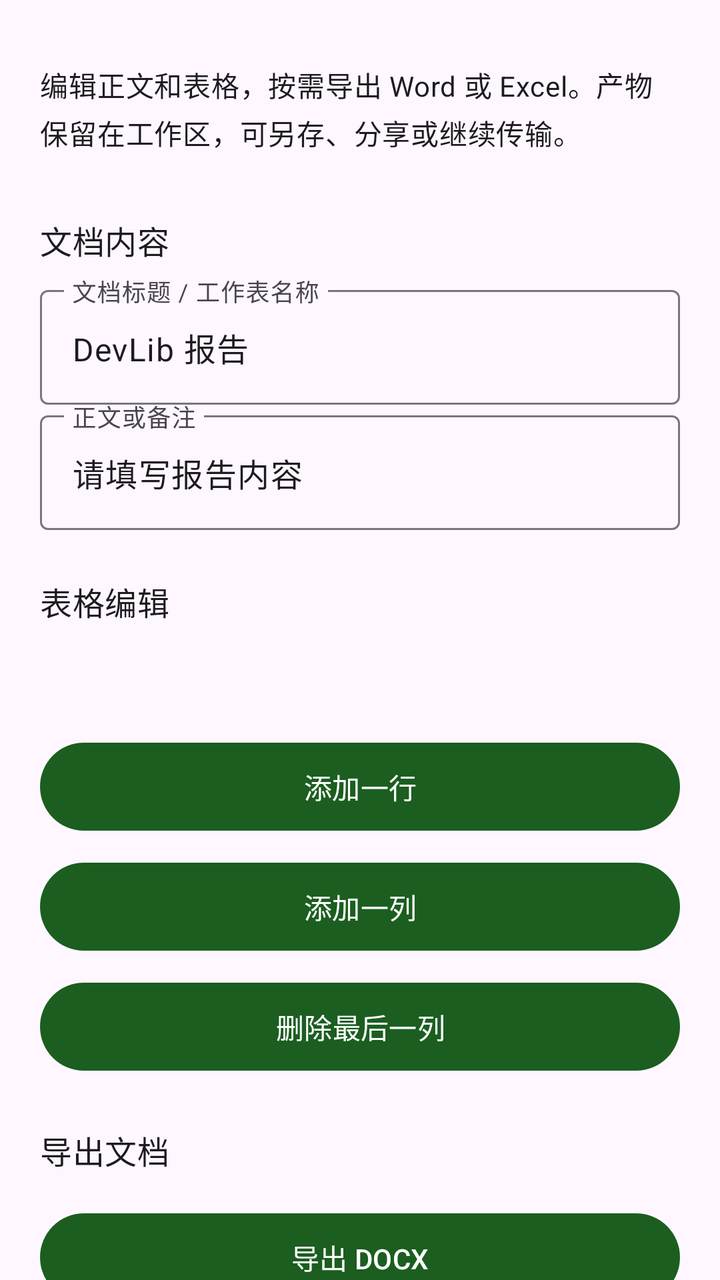
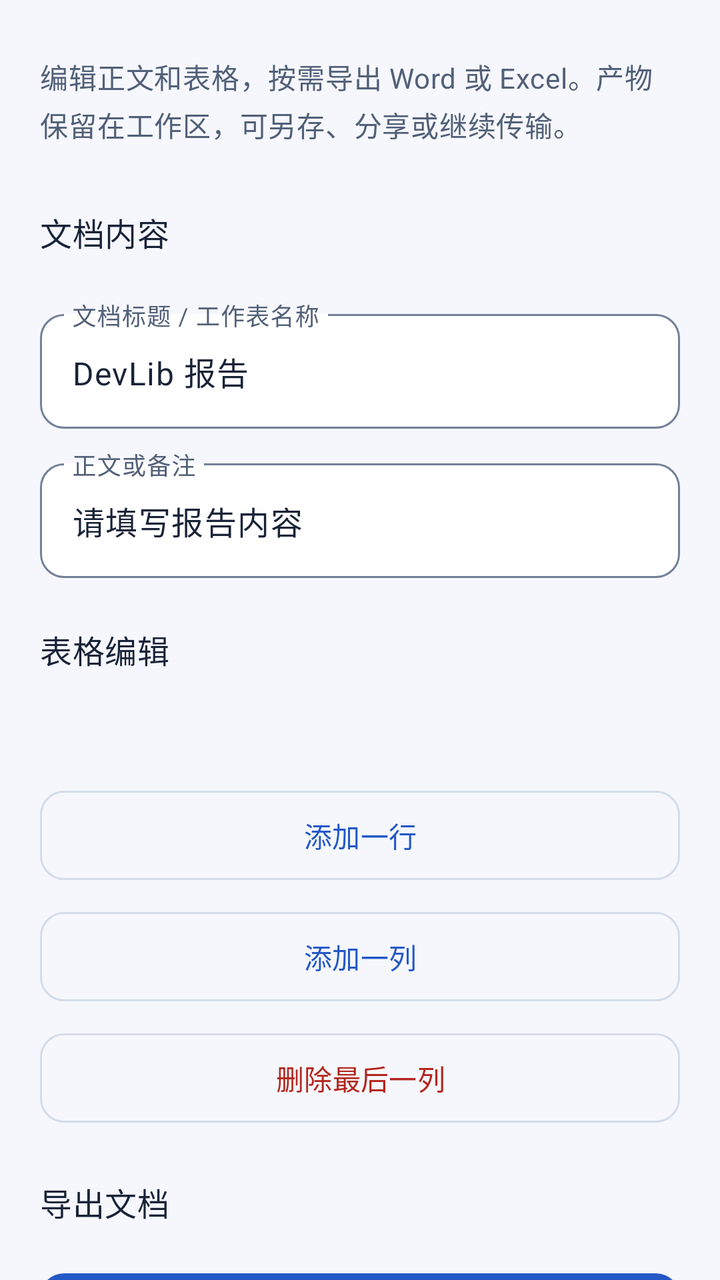

An Android layout rendered at two revisions. The XML below is the earlier revision; the diff shows what the commit changed to produce the second picture.
<!-- AndroidManifest.xml: another module's application theme Theme.DevLib -->
<!-- res/layout/demo_office.xml -->
<?xml version='1.0' encoding='utf-8'?>
<ScrollView xmlns:android="http://schemas.android.com/apk/res/android" android:layout_width="match_parent" android:layout_height="match_parent" android:fillViewport="true" android:scrollbars="none" android:clipToPadding="false">
    <LinearLayout style="@style/Demo.Page">
        <TextView style="@style/Demo.Label" android:text="@string/demo_office_intro" />
        <TextView style="@style/Demo.Heading" android:text="@string/demo_office_input" />
        <com.google.android.material.textfield.TextInputLayout android:layout_width="match_parent" android:layout_height="wrap_content" android:hint="@string/office_title_hint">
            <com.google.android.material.textfield.TextInputEditText android:id="@+id/title" style="@style/Demo.Input" android:inputType="text" android:text="@string/demo_office_title_value" android:saveEnabled="true" />
        </com.google.android.material.textfield.TextInputLayout>
        <com.google.android.material.textfield.TextInputLayout android:layout_width="match_parent" android:layout_height="wrap_content" android:hint="@string/demo_office_body">
            <com.google.android.material.textfield.TextInputEditText android:id="@+id/body" style="@style/Demo.Input" android:inputType="textMultiLine" android:text="@string/demo_office_body_value" android:saveEnabled="true" />
        </com.google.android.material.textfield.TextInputLayout>
        <TextView style="@style/Demo.Heading" android:text="@string/office_table" />
        <TextView android:id="@+id/tableStatus" style="@style/Demo.Label" />
        <HorizontalScrollView android:layout_width="match_parent" android:layout_height="wrap_content" android:scrollbars="none"><androidx.recyclerview.widget.RecyclerView android:id="@+id/table" android:layout_width="wrap_content" android:layout_height="wrap_content" android:scrollbars="none" android:nestedScrollingEnabled="false" /></HorizontalScrollView>
        <com.google.android.material.button.MaterialButton android:id="@+id/addRow" style="@style/Demo.Button" android:text="@string/office_add_row" />
        <com.google.android.material.button.MaterialButton android:id="@+id/addColumn" style="@style/Demo.Button" android:text="@string/office_add_column" />
        <com.google.android.material.button.MaterialButton android:id="@+id/removeColumn" style="@style/Demo.Button" android:text="@string/office_remove_column" />
        <TextView style="@style/Demo.Heading" android:text="@string/demo_office_execute" />
        <com.google.android.material.button.MaterialButton android:id="@+id/word" style="@style/Demo.Button" android:text="@string/demo_office_word" />
        <com.google.android.material.button.MaterialButton android:id="@+id/excel" style="@style/Demo.Button" android:text="@string/demo_office_excel" />
        <include android:id="@+id/result" layout="@layout/demo_output" />
    </LinearLayout>
</ScrollView>
<!-- res/layout/demo_output.xml (included above) -->
<?xml version='1.0' encoding='utf-8'?>
<LinearLayout xmlns:android="http://schemas.android.com/apk/res/android" style="@style/Demo.Page" android:padding="0dp">
    <TextView style="@style/Demo.Heading" android:text="@string/demo_output" />
    <TextView android:id="@+id/inputs" style="@style/Demo.Label" android:textIsSelectable="true" />
    <ImageView android:id="@+id/inputPreview" android:layout_width="match_parent" android:layout_height="200dp" android:scaleType="fitCenter" android:contentDescription="@string/workspace_original" android:visibility="gone" />
    <ProgressBar android:id="@+id/progress" style="?android:attr/progressBarStyleHorizontal" android:layout_width="match_parent" android:layout_height="wrap_content" android:visibility="gone" />
    <TextView android:id="@+id/message" style="@style/Demo.Label" android:textIsSelectable="true" />
    <ImageView android:id="@+id/preview" android:layout_width="match_parent" android:layout_height="wrap_content" android:adjustViewBounds="true" android:maxHeight="360dp" android:contentDescription="@string/demo_preview" android:visibility="gone" />
    <com.google.android.material.button.MaterialButton android:id="@+id/cancel" style="@style/Demo.Button" android:text="@string/demo_cancel" android:visibility="gone" />
    <LinearLayout android:layout_width="match_parent" android:layout_height="wrap_content" android:orientation="horizontal">
        <com.google.android.material.button.MaterialButton android:id="@+id/open" style="@style/Demo.Button" android:layout_width="0dp" android:layout_weight="1" android:text="@string/demo_open" />
        <com.google.android.material.button.MaterialButton android:id="@+id/share" style="@style/Demo.Button" android:layout_width="0dp" android:layout_weight="1" android:text="@string/demo_share" />
    </LinearLayout>
    <com.google.android.material.button.MaterialButton android:id="@+id/save" style="@style/Demo.Button" android:text="@string/workspace_save" />
    <com.google.android.material.button.MaterialButton android:id="@+id/continueWith" style="@style/Demo.Button" android:text="@string/workspace_continue" />
</LinearLayout>
<!-- resources referenced by this layout -->
<resources>
  <style name="Demo.Button" parent="">
          <item name="android:layout_width">match_parent</item>
          <item name="android:layout_height">wrap_content</item>
          <item name="android:minHeight">52dp</item>
          <item name="android:layout_marginTop">8dp</item>
      </style>
  <style name="Demo.Heading" parent="Demo.Label">
          <item name="android:textAppearance">?attr/textAppearanceTitleMedium</item>
          <item name="android:layout_marginTop">24dp</item>
      </style>
  <style name="Demo.Input" parent="">
          <item name="android:layout_width">match_parent</item>
          <item name="android:layout_height">wrap_content</item>
          <item name="android:minHeight">56dp</item>
          <item name="android:layout_marginTop">8dp</item>
          <item name="android:importantForAutofill">no</item>
      </style>
  <style name="Demo.Label" parent="">
          <item name="android:layout_width">match_parent</item>
          <item name="android:layout_height">wrap_content</item>
          <item name="android:textAppearance">?attr/textAppearanceBodyMedium</item>
          <item name="android:layout_marginTop">12dp</item>
          <item name="android:layout_marginBottom">8dp</item>
      </style>
  <style name="Demo.Page" parent="">
          <item name="android:orientation">vertical</item>
          <item name="android:padding">20dp</item>
          <item name="android:layout_width">match_parent</item>
          <item name="android:layout_height">wrap_content</item>
      </style>
  <style name="Theme.DevLib" parent="Theme.Material3.DayNight.NoActionBar">
          <item name="colorPrimary">@color/primary</item>
          <item name="colorOnPrimary">@color/on_primary</item>
          <item name="android:statusBarColor">@android:color/transparent</item>
          <item name="android:navigationBarColor">@android:color/transparent</item>
          <item name="android:windowLightStatusBar">true</item>
          <item name="android:windowLightNavigationBar">true</item>
          <item name="android:enforceNavigationBarContrast">false</item>
      </style>
  <color name="primary">#1B5E20</color>
  <color name="on_primary">#FFFFFF</color>
  <!-- unchanged entries left out for length: 21 -->
</resources>

<!-- the commit's change to res/layout/demo_office.xml (unified diff, before → after) -->
@@ -3,10 +3,10 @@
     <LinearLayout style="@style/Demo.Page">
         <TextView style="@style/Demo.Label" android:text="@string/demo_office_intro" />
         <TextView style="@style/Demo.Heading" android:text="@string/demo_office_input" />
-        <com.google.android.material.textfield.TextInputLayout android:layout_width="match_parent" android:layout_height="wrap_content" android:hint="@string/office_title_hint">
+        <com.google.android.material.textfield.TextInputLayout style="@style/Demo.TextInputLayout" android:layout_width="match_parent" android:layout_height="wrap_content" android:hint="@string/office_title_hint">
             <com.google.android.material.textfield.TextInputEditText android:id="@+id/title" style="@style/Demo.Input" android:inputType="text" android:text="@string/demo_office_title_value" android:saveEnabled="true" />
         </com.google.android.material.textfield.TextInputLayout>
-        <com.google.android.material.textfield.TextInputLayout android:layout_width="match_parent" android:layout_height="wrap_content" android:hint="@string/demo_office_body">
+        <com.google.android.material.textfield.TextInputLayout style="@style/Demo.TextInputLayout" android:layout_width="match_parent" android:layout_height="wrap_content" android:hint="@string/demo_office_body">
             <com.google.android.material.textfield.TextInputEditText android:id="@+id/body" style="@style/Demo.Input" android:inputType="textMultiLine" android:text="@string/demo_office_body_value" android:saveEnabled="true" />
         </com.google.android.material.textfield.TextInputLayout>
         <TextView style="@style/Demo.Heading" android:text="@string/office_table" />
@@ -14,26 +14,26 @@
         <HorizontalScrollView android:layout_width="match_parent" android:layout_height="wrap_content" android:scrollbars="none"><androidx.recyclerview.widget.RecyclerView android:id="@+id/table" android:layout_width="wrap_content" android:layout_height="wrap_content" android:scrollbars="none" android:nestedScrollingEnabled="false" /></HorizontalScrollView>
         <com.google.android.material.button.MaterialButton android:id="@+id/addRow" style="@style/Demo.Button" android:text="@string/office_add_row" />
         <com.google.android.material.button.MaterialButton android:id="@+id/addColumn" style="@style/Demo.Button" android:text="@string/office_add_column" />
-        <com.google.android.material.button.MaterialButton android:id="@+id/removeColumn" style="@style/Demo.Button" android:text="@string/office_remove_column" />
+        <com.google.android.material.button.MaterialButton android:id="@+id/removeColumn" style="@style/Demo.Button.Danger" android:text="@string/office_remove_column" />
         <TextView style="@style/Demo.Heading" android:text="@string/demo_office_execute" />
-        <com.google.android.material.button.MaterialButton android:id="@+id/word" style="@style/Demo.Button" android:text="@string/demo_office_word" />
-        <com.google.android.material.button.MaterialButton android:id="@+id/excel" style="@style/Demo.Button" android:text="@string/demo_office_excel" />
+        <com.google.android.material.button.MaterialButton android:id="@+id/word" style="@style/Demo.Button.Primary" android:text="@string/demo_office_word" />
+        <com.google.android.material.button.MaterialButton android:id="@+id/excel" style="@style/Demo.Button.Primary" android:text="@string/demo_office_excel" />
         <include android:id="@+id/result" layout="@layout/demo_output" />
     </LinearLayout>
 </ScrollView>
 <!-- res/layout/demo_output.xml (included above) -->
 <?xml version='1.0' encoding='utf-8'?>
-<LinearLayout xmlns:android="http://schemas.android.com/apk/res/android" style="@style/Demo.Page" android:padding="0dp">
-    <TextView style="@style/Demo.Heading" android:text="@string/demo_output" />
+<LinearLayout xmlns:android="http://schemas.android.com/apk/res/android" style="@style/Demo.Page" android:padding="16dp" android:layout_marginTop="24dp" android:background="@drawable/demo_result_surface">
+    <TextView style="@style/Demo.Heading" android:layout_marginTop="0dp" android:text="@string/demo_output" />
     <TextView android:id="@+id/inputs" style="@style/Demo.Label" android:textIsSelectable="true" />
     <ImageView android:id="@+id/inputPreview" android:layout_width="match_parent" android:layout_height="200dp" android:scaleType="fitCenter" android:contentDescription="@string/workspace_original" android:visibility="gone" />
     <ProgressBar android:id="@+id/progress" style="?android:attr/progressBarStyleHorizontal" android:layout_width="match_parent" android:layout_height="wrap_content" android:visibility="gone" />
-    <TextView android:id="@+id/message" style="@style/Demo.Label" android:textIsSelectable="true" />
+    <TextView android:id="@+id/message" style="@style/Demo.Label" android:accessibilityLiveRegion="polite" android:textIsSelectable="true" />
     <ImageView android:id="@+id/preview" android:layout_width="match_parent" android:layout_height="wrap_content" android:adjustViewBounds="true" android:maxHeight="360dp" android:contentDescription="@string/demo_preview" android:visibility="gone" />
-    <com.google.android.material.button.MaterialButton android:id="@+id/cancel" style="@style/Demo.Button" android:text="@string/demo_cancel" android:visibility="gone" />
+    <com.google.android.material.button.MaterialButton android:id="@+id/cancel" style="@style/Demo.Button.Danger" android:text="@string/demo_cancel" android:visibility="gone" />
     <LinearLayout android:layout_width="match_parent" android:layout_height="wrap_content" android:orientation="horizontal">
-        <com.google.android.material.button.MaterialButton android:id="@+id/open" style="@style/Demo.Button" android:layout_width="0dp" android:layout_weight="1" android:text="@string/demo_open" />
-        <com.google.android.material.button.MaterialButton android:id="@+id/share" style="@style/Demo.Button" android:layout_width="0dp" android:layout_weight="1" android:text="@string/demo_share" />
+        <com.google.android.material.button.MaterialButton android:id="@+id/open" style="@style/Demo.Button.Primary" android:layout_marginEnd="4dp" android:layout_width="0dp" android:layout_weight="1" android:text="@string/demo_open" />
+        <com.google.android.material.button.MaterialButton android:id="@+id/share" style="@style/Demo.Button" android:layout_marginStart="4dp" android:layout_width="0dp" android:layout_weight="1" android:text="@string/demo_share" />
     </LinearLayout>
     <com.google.android.material.button.MaterialButton android:id="@+id/save" style="@style/Demo.Button" android:text="@string/workspace_save" />
     <com.google.android.material.button.MaterialButton android:id="@+id/continueWith" style="@style/Demo.Button" android:text="@string/workspace_continue" />
<!-- resource entries referenced after the edit -->
@@ -1,46 +1,130 @@
 <!-- resources referenced by this layout -->
 <resources>
-  <style name="Demo.Button" parent="">
+  <!-- drawable demo_result_surface (drawable) -->
+  <shape xmlns:android="http://schemas.android.com/apk/res/android" android:shape="rectangle">
+      <solid android:color="@color/dev_surface_card" />
+      <corners android:radius="16dp" />
+      <stroke android:width="1dp" android:color="@color/dev_outline_variant" />
+  </shape>
+  <style name="Demo.Button" parent="Widget.Material3.Button.OutlinedButton">
           <item name="android:layout_width">match_parent</item>
           <item name="android:layout_height">wrap_content</item>
-          <item name="android:minHeight">52dp</item>
+          <item name="android:minHeight">48dp</item>
+          <item name="android:minWidth">0dp</item>
           <item name="android:layout_marginTop">8dp</item>
+          <item name="android:textAllCaps">false</item>
+          <item name="cornerRadius">12dp</item>
+          <item name="strokeColor">@color/dev_outline_variant</item>
+          <item name="android:paddingTop">12dp</item>
+          <item name="android:paddingBottom">12dp</item>
+      </style>
+  <style name="Demo.Button.Danger" parent="Demo.Button">
+          <item name="android:textColor">@color/dev_error</item>
+      </style>
+  <style name="Demo.Button.Primary" parent="Widget.Material3.Button">
+          <item name="android:layout_width">match_parent</item>
+          <item name="android:layout_height">wrap_content</item>
+          <item name="android:minHeight">48dp</item>
+          <item name="android:minWidth">0dp</item>
+          <item name="android:layout_marginTop">8dp</item>
+          <item name="android:textAllCaps">false</item>
+          <item name="cornerRadius">12dp</item>
+          <item name="android:paddingTop">12dp</item>
+          <item name="android:paddingBottom">12dp</item>
       </style>
   <style name="Demo.Heading" parent="Demo.Label">
           <item name="android:textAppearance">?attr/textAppearanceTitleMedium</item>
+          <item name="android:textColor">@color/feature_res_on_surface</item>
           <item name="android:layout_marginTop">24dp</item>
+          <item name="android:layout_marginBottom">12dp</item>
+          <item name="android:accessibilityHeading">true</item>
       </style>
   <style name="Demo.Input" parent="">
           <item name="android:layout_width">match_parent</item>
           <item name="android:layout_height">wrap_content</item>
           <item name="android:minHeight">56dp</item>
-          <item name="android:layout_marginTop">8dp</item>
           <item name="android:importantForAutofill">no</item>
       </style>
   <style name="Demo.Label" parent="">
           <item name="android:layout_width">match_parent</item>
           <item name="android:layout_height">wrap_content</item>
           <item name="android:textAppearance">?attr/textAppearanceBodyMedium</item>
-          <item name="android:layout_marginTop">12dp</item>
+          <item name="android:textColor">@color/dev_on_surface_variant</item>
+          <item name="android:lineSpacingExtra">3dp</item>
+          <item name="android:layout_marginTop">8dp</item>
           <item name="android:layout_marginBottom">8dp</item>
       </style>
   <style name="Demo.Page" parent="">
           <item name="android:orientation">vertical</item>
           <item name="android:padding">20dp</item>
+          <item name="android:paddingBottom">32dp</item>
           <item name="android:layout_width">match_parent</item>
           <item name="android:layout_height">wrap_content</item>
       </style>
+  <style name="Demo.TextInputLayout" parent="Widget.Material3.TextInputLayout.OutlinedBox">
+          <item name="android:layout_marginTop">12dp</item>
+          <item name="boxCornerRadiusTopStart">12dp</item>
+          <item name="boxCornerRadiusTopEnd">12dp</item>
+          <item name="boxCornerRadiusBottomStart">12dp</item>
+          <item name="boxCornerRadiusBottomEnd">12dp</item>
+          <item name="boxBackgroundColor">@color/dev_surface_card</item>
+      </style>
   <style name="Theme.DevLib" parent="Theme.Material3.DayNight.NoActionBar">
-          <item name="colorPrimary">@color/primary</item>
-          <item name="colorOnPrimary">@color/on_primary</item>
+          <item name="colorPrimary">@color/dev_primary</item>
+          <item name="colorOnPrimary">@color/dev_on_primary</item>
+          <item name="colorPrimaryContainer">@color/dev_primary_container</item>
+          <item name="colorOnPrimaryContainer">@color/dev_on_primary_container</item>
+          <item name="colorSecondary">@color/dev_secondary</item>
+          <item name="colorOnSecondary">@color/dev_on_secondary</item>
+          <item name="colorSecondaryContainer">@color/dev_secondary_container</item>
+          <item name="colorOnSecondaryContainer">@color/dev_on_secondary_container</item>
+          <item name="colorTertiary">@color/dev_secondary</item>
+          <item name="colorOnTertiary">@color/dev_on_secondary</item>
+          <item name="colorTertiaryContainer">@color/dev_secondary_container</item>
+          <item name="colorOnTertiaryContainer">@color/dev_on_secondary_container</item>
+          <item name="android:colorBackground">@color/feature_res_surface</item>
+          <item name="android:windowBackground">@color/feature_res_surface</item>
+          <item name="colorOnBackground">@color/feature_res_on_surface</item>
+          <item name="colorSurface">@color/dev_surface_card</item>
+          <item name="colorOnSurface">@color/feature_res_on_surface</item>
+          <item name="colorSurfaceVariant">@color/dev_surface_variant</item>
+          <item name="colorOnSurfaceVariant">@color/dev_on_surface_variant</item>
+          <item name="colorSurfaceContainer">@color/dev_surface_card</item>
+          <item name="colorSurfaceContainerLow">@color/dev_surface_card</item>
+          <item name="colorSurfaceContainerHigh">@color/dev_surface_variant</item>
+          <item name="colorOutline">@color/dev_outline</item>
+          <item name="colorOutlineVariant">@color/dev_outline_variant</item>
+          <item name="colorError">@color/dev_error</item>
+          <item name="colorOnError">@color/dev_on_error</item>
+          <item name="colorErrorContainer">@color/dev_error_container</item>
+          <item name="colorOnErrorContainer">@color/dev_on_error_container</item>
+          <item name="textInputStyle">@style/Demo.TextInputLayout</item>
+          <item name="materialButtonStyle">@style/Demo.Button.Primary</item>
+          
+          <item name="android:windowLightStatusBar">@bool/dev_light_system_bars</item>
+          <item name="android:windowLightNavigationBar">@bool/dev_light_system_bars</item>
           <item name="android:statusBarColor">@android:color/transparent</item>
           <item name="android:navigationBarColor">@android:color/transparent</item>
-          <item name="android:windowLightStatusBar">true</item>
-          <item name="android:windowLightNavigationBar">true</item>
-          <item name="android:enforceNavigationBarContrast">false</item>
       </style>
-  <color name="primary">#1B5E20</color>
-  <color name="on_primary">#FFFFFF</color>
+  <color name="dev_surface_card">#FFFFFF</color>
+  <color name="dev_outline_variant">#D4DCE9</color>
+  <color name="dev_error">#B3261E</color>
+  <color name="feature_res_on_surface">#192338</color>
+  <color name="dev_on_surface_variant">#526078</color>
+  <color name="dev_primary">#2458C6</color>
+  <color name="dev_on_primary">#FFFFFF</color>
+  <color name="dev_primary_container">#DFE8FF</color>
+  <color name="dev_on_primary_container">#163567</color>
+  <color name="dev_secondary">#146C70</color>
+  <color name="dev_on_secondary">#FFFFFF</color>
+  <color name="dev_secondary_container">#D8F1F0</color>
+  <color name="dev_on_secondary_container">#124F53</color>
+  <color name="feature_res_surface">#F5F7FC</color>
+  <color name="dev_surface_variant">#E9EDF5</color>
+  <color name="dev_outline">#738098</color>
+  <color name="dev_on_error">#FFFFFF</color>
+  <color name="dev_error_container">#FCE3DF</color>
+  <color name="dev_on_error_container">#761F19</color>
   <!-- unchanged entries left out for length: 21 -->
 </resources>
 
